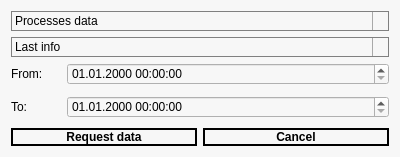
ITA-Dnipro/BackEndMonitoring, file Client/BackEndMonitoringClientGUI/CRequestDialog.ui: the form before one commit.
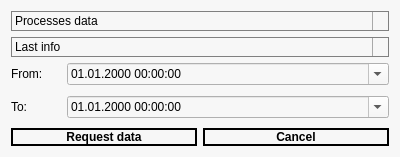
The form after the commit. Icons and pictures are not drawn.

What changed in the file:
```diff
--- a/Client/BackEndMonitoringClientGUI/CRequestDialog.ui
+++ b/Client/BackEndMonitoringClientGUI/CRequestDialog.ui
@@ -145,9 +145,20 @@
      </item>
      <item row="0" column="1">
       <widget class="QDateTimeEdit" name="date_to">
+       <property name="styleSheet">
+        <string notr="true">QCalendarWidget QAbstractItemView
+{
+background-color: rgb(192,192,192); /* цвет фона текущего месяца */
+selection-background-color: yellow; /* цвет фона выбранного дня */
+selection-color: black; /* цвет текста выбранного дня */
+}</string>
+       </property>
        <property name="displayFormat">
         <string>dd.MM.yyyy hh:mm:ss</string>
        </property>
+       <property name="calendarPopup">
+        <bool>true</bool>
+       </property>
       </widget>
      </item>
     </layout>
@@ -169,9 +180,20 @@
      </item>
      <item row="0" column="1">
       <widget class="QDateTimeEdit" name="date_from">
+       <property name="styleSheet">
+        <string notr="true">QCalendarWidget QAbstractItemView
+{
+background-color: rgb(192,192,192); /* цвет фона текущего месяца */
+selection-background-color: yellow; /* цвет фона выбранного дня */
+selection-color: black; /* цвет текста выбранного дня */
+}</string>
+       </property>
        <property name="displayFormat">
         <string>dd.MM.yyyy hh:mm:ss</string>
        </property>
+       <property name="calendarPopup">
+        <bool>true</bool>
+       </property>
       </widget>
      </item>
     </layout>
```
